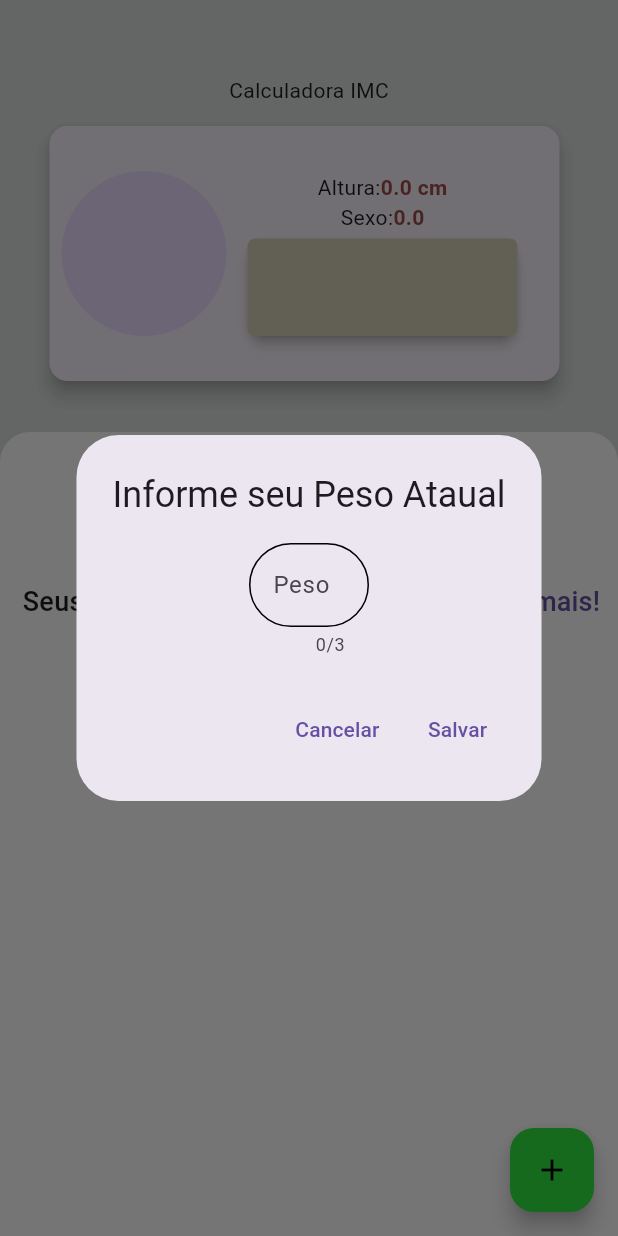
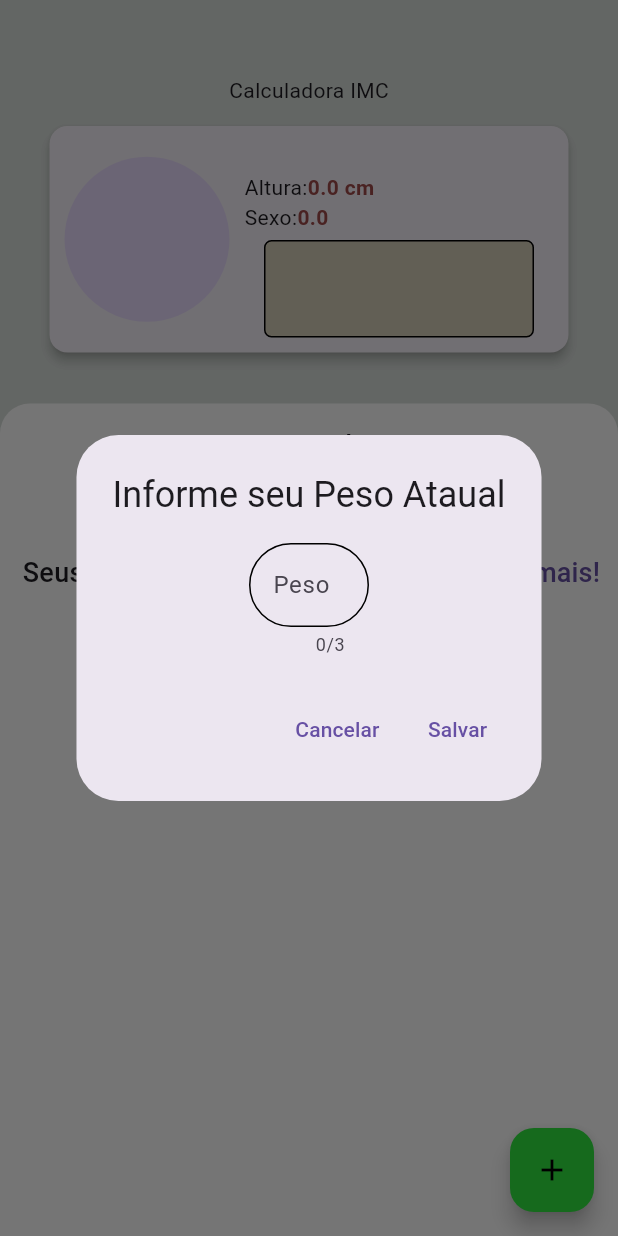
Before and after one commit to absjuniordev/calculadora_imc, a Flutter app: the HomeScreen screen opened by its route, after a tap on the "add" icon, on a phone screen of 412 x 824 dp. Run offline on Flutter 3.47's test engine with Material 3 defaults, Android fonts, the phone set to English and light mode, and no system bars; our stand-ins replace flutter_animate, gallery_saver, image_picker, page_transition, sqflite; accounts and stored records are empty.

Commit message:
Ajuste nas dimensões do card Superior

```diff
--- a/lib/pages/home_screen.dart
+++ b/lib/pages/home_screen.dart
@@ -45,7 +45,6 @@ class _HomeScreenState extends State<HomeScreen> {
     photo = _user[0].photo;
     meta = _user[0].meta;
 
-
     setState(() {});
   }
 
@@ -68,19 +67,18 @@ class _HomeScreenState extends State<HomeScreen> {
             ),
             Padding(
               padding: const EdgeInsets.symmetric(vertical: 10, horizontal: 29),
-              child: Row(
-                children: [
-                  Card(
-                    elevation: 5,
+              child: Card(
+                elevation: 3,
                 child: Container(
                   decoration: BoxDecoration(
                     borderRadius: BorderRadius.circular(5),
                   ),
-                      height: 170,
-                      width: 340,
+                  // height: 170,
+                  width: double.infinity,
                   child: Padding(
-                        padding: const EdgeInsets.all(8),
+                    padding: const EdgeInsets.all(10),
                     child: Row(
+                      crossAxisAlignment: CrossAxisAlignment.center,
                       children: [
                         CircleAvatar(
                           backgroundImage: FileImage(
@@ -88,11 +86,8 @@ class _HomeScreenState extends State<HomeScreen> {
                           ),
                           radius: 55,
                         ),
-                            Padding(
-                              padding: const EdgeInsets.symmetric(
-                                horizontal: 10,
-                                vertical: 2,
-                              ),
+                        const SizedBox(width: 10),
+                        Expanded(
                           child: Column(
                             children: [
                               Text(
@@ -110,8 +105,7 @@ class _HomeScreenState extends State<HomeScreen> {
                                     "$alturaUsuario cm",
                                     style: const TextStyle(
                                       fontWeight: FontWeight.bold,
-                                          color:
-                                              Color.fromARGB(255, 160, 75, 75),
+                                      color: Color.fromARGB(255, 160, 75, 75),
                                     ),
                                   ),
                                 ],
@@ -123,25 +117,24 @@ class _HomeScreenState extends State<HomeScreen> {
                                     "$alturaUsuario",
                                     style: const TextStyle(
                                       fontWeight: FontWeight.bold,
-                                          color:
-                                              Color.fromARGB(255, 160, 75, 75),
+                                      color: Color.fromARGB(255, 160, 75, 75),
                                     ),
                                   ),
                                 ],
                               ),
-                                  Card(
-                                    elevation: 3,
-                                    child: Container(
+                              const SizedBox(height: 5),
+                              Container(
                                 height: 65,
                                 width: 180,
                                 decoration: BoxDecoration(
-                                        color: const Color.fromARGB(255, 214, 207, 186),
+                                  border: Border.all(),
+                                  color:
+                                      const Color.fromARGB(255, 214, 207, 186),
                                   borderRadius: BorderRadius.circular(5),
                                 ),
-                                      child:  Padding(
-                                        padding: const EdgeInsets.all(2),
-                                        child: Text(meta.toString()),
-                                      ),
+                                child: Padding(
+                                  padding: const EdgeInsets.all(3),
+                                  child: Text(meta),
                                 ),
                               )
                             ],
@@ -151,8 +144,6 @@ class _HomeScreenState extends State<HomeScreen> {
                     ),
                   ),
                 ),
-                  ),
-                ],
               ),
             ),
             const SizedBox(height: 20),
```
Lines whose indentation alone changed are shown as unchanged.
